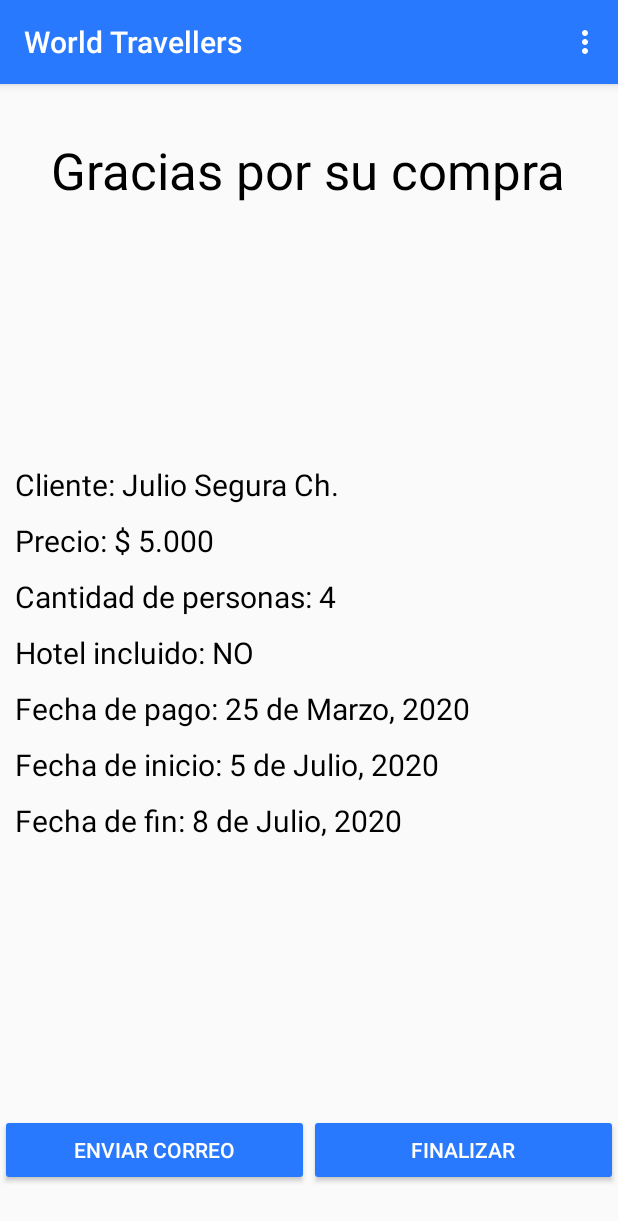
After one commit to juliojose3000/juliojose3000-TravellersApp-SistemasExpertos, an Android app: the MadePayment screen opened directly, with no data from a screen before it, on a phone screen of 412 x 824 dp. The commit adds this screen. Shown: the top 1221 px of the screen. Run offline under Robolectric (Android 15) with nearby library versions, the phone set to English and light mode, and no system bars.

Commit message:
creacion de las interfaces restantes:  * about us  * made payment  * viaje escogido

```diff
--- a/app/src/main/AndroidManifest.xml
+++ b/app/src/main/AndroidManifest.xml
@@ -12,7 +12,10 @@
         android:roundIcon="@mipmap/ic_launcher_round"
         android:supportsRtl="true"
         android:theme="@style/AppTheme">
-        <activity android:name=".activities.TravellsResults"></activity>
+        <activity android:name=".activities.AboutUs"></activity>
+        <activity android:name=".activities.MadePayment" />
+        <activity android:name=".activities.TravelChosen" />
+        <activity android:name=".activities.TravellsResults" />
         <activity android:name=".activities.SearchTravel" />
         <activity android:name=".activities.MainInterface" />
         <activity android:name=".activities.SingUp" />
--- /dev/null
+++ b/app/src/main/java/com/example/travellersapp_sistemasexpertos/activities/MadePayment.java
@@ -0,0 +1,16 @@
+package com.example.travellersapp_sistemasexpertos.activities;
+
+import androidx.appcompat.app.AppCompatActivity;
+
+import android.os.Bundle;
+
+import com.example.travellersapp_sistemasexpertos.R;
+
+public class MadePayment extends BaseActivity {
+
+    @Override
+    protected void onCreate(Bundle savedInstanceState) {
+        super.onCreate(savedInstanceState);
+        setContentView(R.layout.activity_made_payment);
+    }
+}
--- a/app/src/main/java/com/example/travellersapp_sistemasexpertos/adapters/ListViewAdapter.java
+++ b/app/src/main/java/com/example/travellersapp_sistemasexpertos/adapters/ListViewAdapter.java
@@ -55,4 +55,9 @@ public class ListViewAdapter extends BaseAdapter {
 
         return view;
     }
+
+
+
+
+
 }
--- /dev/null
+++ b/app/src/main/res/layout/activity_made_payment.xml
@@ -0,0 +1,103 @@
+<?xml version="1.0" encoding="utf-8"?>
+<android.widget.LinearLayout xmlns:android="http://schemas.android.com/apk/res/android"
+    xmlns:app="http://schemas.android.com/apk/res-auto"
+    xmlns:tools="http://schemas.android.com/tools"
+    android:layout_width="match_parent"
+    android:layout_height="match_parent"
+    tools:context=".activities.MadePayment"
+    android:orientation="vertical">
+
+    <LinearLayout
+        android:layout_width="match_parent"
+        android:layout_height="match_parent"
+        android:layout_weight="200"
+        android:gravity="center"
+        android:orientation="vertical">
+
+        <TextView
+            android:id="@+id/textView"
+            style="@style/MyTextViewStyle_Title"
+            android:text="Gracias por su compra"
+            android:textSize="34dp" />
+
+
+    </LinearLayout>
+
+    <LinearLayout
+        android:layout_width="match_parent"
+        android:layout_height="match_parent"
+        android:layout_weight="70"
+        android:orientation="vertical"
+        android:gravity="center_vertical">
+
+        <TextView
+            android:id="@+id/textView_customer"
+            style="@style/MyTextViewStyle_Text"
+            android:text="Cliente: Julio Segura Ch." />
+
+        <TextView
+            android:id="@+id/textView_price"
+            style="@style/MyTextViewStyle_Text"
+            android:text="Precio: $ 5.000" />
+
+        <TextView
+            android:id="@+id/textView_people"
+            style="@style/MyTextViewStyle_Text"
+            android:text="Cantidad de personas: 4" />
+
+        <TextView
+            android:id="@+id/textView_hotel"
+            style="@style/MyTextViewStyle_Text"
+            android:text="Hotel incluido: NO" />
+
+        <TextView
+            android:id="@+id/textView_payment_date"
+            style="@style/MyTextViewStyle_Text"
+            android:text="Fecha de pago: 25 de Marzo, 2020" />
+
+        <TextView
+            android:id="@+id/textView_date_start"
+            style="@style/MyTextViewStyle_Text"
+            android:text="Fecha de inicio: 5 de Julio, 2020" />
+
+        <TextView
+            android:id="@+id/textView_date_end"
+            style="@style/MyTextViewStyle_Text"
+            android:text="Fecha de fin: 8 de Julio, 2020" />
+
+
+    </LinearLayout>
+
+    <LinearLayout
+        android:layout_width="match_parent"
+        android:layout_height="match_parent"
+        android:layout_weight="200"
+        android:gravity="center"
+        android:orientation="vertical">
+
+
+        <LinearLayout
+            android:layout_width="match_parent"
+            android:layout_height="wrap_content"
+            android:orientation="horizontal">
+
+
+            <Button
+                android:id="@+id/button_send_email"
+                android:layout_width="match_parent"
+                android:layout_height="wrap_content"
+                android:layout_weight="1"
+                android:text="Enviar correo" />
+
+            <Button
+                android:id="@+id/button_finish"
+                android:layout_width="match_parent"
+                android:layout_height="wrap_content"
+                android:layout_weight="1"
+                android:text="Finalizar" />
+        </LinearLayout>
+
+
+    </LinearLayout>
+
+</android.widget.LinearLayout>
--- a/app/src/main/res/values/styles.xml
+++ b/app/src/main/res/values/styles.xml
@@ -36,6 +36,23 @@
         <item name="android:layout_height">wrap_content</item>
     </style>
 
+    <style name="MyTextViewStyle_Text">
+        <item name="android:textColor">#000000</item>
+        <item name="android:textSize">20dp</item>
+        <item name="android:layout_width">wrap_content</item>
+        <item name="android:layout_height">wrap_content</item>
+        <item name="android:layout_marginLeft">10dp</item>
+        <item name="android:layout_marginBottom">10dp</item>
+    </style>
+
+    <style name="MyTextViewStyle_about_us">
+        <item name="android:textColor">#000000</item>
+        <item name="android:textSize">20dp</item>
+        <item name="android:layout_width">wrap_content</item>
+        <item name="android:layout_height">wrap_content</item>
+        <item name="android:layout_margin">15dp</item>
+    </style>
+
     <style name="MySpaceStyle">
         <item name="android:layout_height">35sp</item>
         <item name="android:layout_width">wrap_content</item>
```
Also changed, not shown: app/src/main/java/com/example/travellersapp_sistemasexpertos/activities/AboutUs.java (added, +16 -0 lines), app/src/main/java/com/example/travellersapp_sistemasexpertos/activities/TravelChosen.java (added, +16 -0 lines), app/src/main/java/com/example/travellersapp_sistemasexpertos/activities/TravellsResults.java (+19 -0 lines), app/src/main/java/com/example/travellersapp_sistemasexpertos/domain/ListViewItem.java (+8 -0 lines), app/src/main/res/layout/activity_about_us.xml (added, +78 -0 lines), app/src/main/res/layout/activity_travel_chosen.xml (added, +100 -0 lines), app/src/main/res/values/strings.xml (+16 -0 lines), app/src/main/res/drawable/logo.jpg (added).
